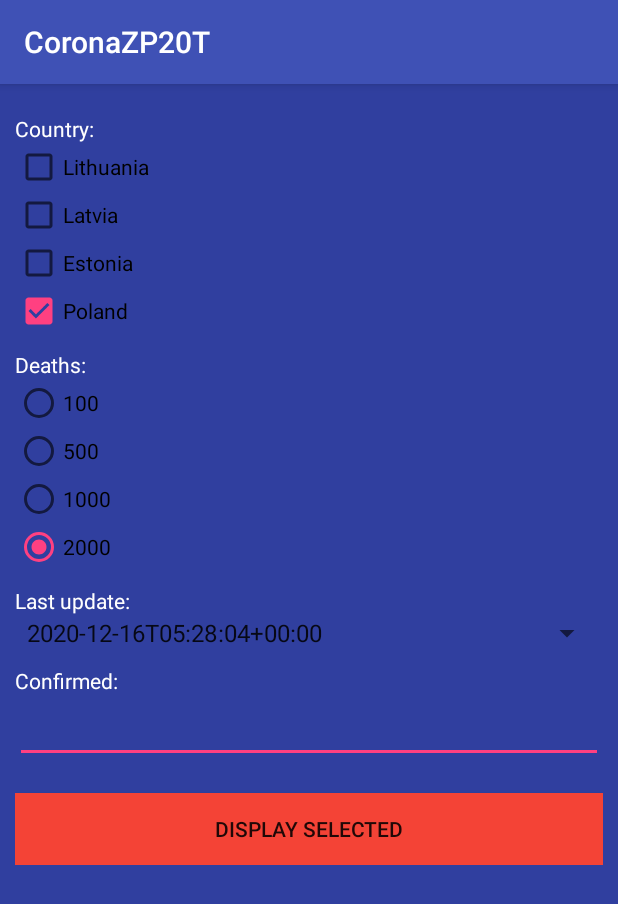
After one commit to simuxs123/countrieszp20-2, an Android app: the NewEntryActivity screen opened directly, with no data from a screen before it, on a phone screen of 412 x 824 dp. The commit adds this screen. Shown: the top 904 px of the screen. Run offline under Robolectric (Android 15) with nearby library versions, the phone set to English and light mode, and no system bars.

Commit message:
aaded GUI for new entry.

```diff
--- a/app/src/main/AndroidManifest.xml
+++ b/app/src/main/AndroidManifest.xml
@@ -11,8 +11,9 @@
         android:roundIcon="@mipmap/ic_launcher_round"
         android:supportsRtl="true"
         android:theme="@style/AppTheme">
+        <activity android:name=".NewEntryActivity"></activity>
 
-	<meta-data
+        <meta-data
             android:name="android.app.default_searchable"
             android:value=".SearchActivity" />
 
@@ -23,11 +24,11 @@
                 <action android:name="android.intent.action.SEARCH" />
                 <action android:name="android.intent.action.VIEW" />
             </intent-filter>
+
             <meta-data
                 android:name="android.app.searchable"
                 android:resource="@xml/searchable" />
         </activity>
-
         <activity android:name=".LoginActivity">
             <intent-filter>
                 <action android:name="android.intent.action.MAIN" />
--- a/app/src/main/java/com/corona/coronazp202/Adapter.java
+++ b/app/src/main/java/com/corona/coronazp202/Adapter.java
@@ -1,6 +1,7 @@
 package com.corona.coronazp202;
 
 import android.content.Context;
+import android.content.Intent;
 import android.support.v7.widget.RecyclerView;
 import android.view.LayoutInflater;
 import android.view.View;
@@ -68,7 +69,8 @@ public class Adapter extends RecyclerView.Adapter<RecyclerView.ViewHolder> {
         // Click event for all items
         @Override
         public void onClick(View v) {
-            Toast.makeText(context, "You clicked an item", Toast.LENGTH_SHORT).show();
+            Intent goToNewEntryActivity = new Intent(context, NewEntryActivity.class);
+            context.startActivity(goToNewEntryActivity);
         }
     }
 }
--- /dev/null
+++ b/app/src/main/java/com/corona/coronazp202/NewEntryActivity.java
@@ -0,0 +1,13 @@
+package com.corona.coronazp202;
+
+import android.support.v7.app.AppCompatActivity;
+import android.os.Bundle;
+
+public class NewEntryActivity extends AppCompatActivity {
+
+    @Override
+    protected void onCreate(Bundle savedInstanceState) {
+        super.onCreate(savedInstanceState);
+        setContentView(R.layout.activity_new_entry);
+    }
+}
--- /dev/null
+++ b/app/src/main/res/layout/activity_new_entry.xml
@@ -0,0 +1,135 @@
+<?xml version="1.0" encoding="utf-8"?>
+<LinearLayout xmlns:android="http://schemas.android.com/apk/res/android"
+    android:layout_width="match_parent"
+    android:layout_height="match_parent"
+    android:background="@color/colorPrimaryDark"
+    android:orientation="vertical"
+    android:padding="10dp">
+
+    <ScrollView
+        android:layout_width="match_parent"
+        android:layout_height="wrap_content">
+
+        <LinearLayout
+            android:layout_width="match_parent"
+            android:layout_height="wrap_content"
+            android:orientation="vertical">
+
+            <Space
+                android:layout_width="match_parent"
+                android:layout_height="10dp" />
+
+            <TextView
+                android:layout_width="wrap_content"
+                android:layout_height="match_parent"
+                android:text="@string/new_entry_country"
+                android:textColor="@color/colorWhite"/>
+
+            <CheckBox
+                android:id="@+id/country_lithuania"
+                android:layout_width="match_parent"
+                android:layout_height="wrap_content"
+                android:text="@string/new_entry_country_lithuania" />
+
+            <CheckBox
+                android:id="@+id/country_latvia"
+                android:layout_width="match_parent"
+                android:layout_height="wrap_content"
+                android:text="@string/new_entry_country_latvia" />
+
+            <CheckBox
+                android:id="@+id/country_estonia"
+                android:layout_width="match_parent"
+                android:layout_height="wrap_content"
+                android:text="@string/new_entry_country_estonia" />
+
+            <CheckBox
+                android:id="@+id/country_poland"
+                android:layout_width="match_parent"
+                android:layout_height="wrap_content"
+                android:text="@string/new_entry_country_poland"
+                android:checked="true"/>
+
+            <Space
+                android:layout_width="match_parent"
+                android:layout_height="10dp" />
+
+            <TextView
+                android:layout_width="match_parent"
+                android:layout_height="wrap_content"
+                android:text="@string/new_entry_deaths"
+                android:textColor="@color/colorWhite"/>
+
+            <RadioGroup
+                android:id="@+id/deaths"
+                android:layout_width="match_parent"
+                android:layout_height="wrap_content">
+
+                <RadioButton
+                    android:layout_width="match_parent"
+                    android:layout_height="wrap_content"
+                    android:text="@string/new_entry_deaths_100" />
+
+                <RadioButton
+                    android:layout_width="match_parent"
+                    android:layout_height="wrap_content"
+                    android:text="@string/new_entry_deaths_500" />
+
+                <RadioButton
+                    android:layout_width="match_parent"
+                    android:layout_height="wrap_content"
+                    android:text="@string/new_entry_deaths_1000" />
+
+                <RadioButton
+                    android:layout_width="match_parent"
+                    android:layout_height="wrap_content"
+                    android:text="@string/new_entry_deaths_2000"
+                    android:checked="true"/>
+            </RadioGroup>
+
+            <Space
+                android:layout_width="match_parent"
+                android:layout_height="10dp" />
+
+            <TextView
+                android:layout_width="wrap_content"
+                android:layout_height="match_parent"
+                android:text="@string/new_entry_last_update"
+                android:textColor="@color/colorWhite"/>
+
+            <Spinner
+                android:id="@+id/last_update"
+                android:layout_width="match_parent"
+                android:layout_height="wrap_content"
+                android:entries="@array/new_entry_last_update_spinner" />
+
+            <Space
+                android:layout_width="match_parent"
+                android:layout_height="10dp" />
+
+            <TextView
+                android:layout_width="wrap_content"
+                android:layout_height="match_parent"
+                android:text="@string/new_entry_confirmed"
+                android:textColor="@color/colorWhite"/>
+
+            <EditText
+                android:id="@+id/confirmed"
+                android:layout_width="match_parent"
+                android:layout_height="wrap_content" />
+
+            <Space
+                android:layout_width="match_parent"
+                android:layout_height="20dp" />
+
+            <Button
+                android:id="@+id/display_selected_btn"
+                android:layout_width="match_parent"
+                android:layout_height="wrap_content"
+                android:background="@color/colorRed"
+                android:text="@string/new_entry_display_btn" />
+        </LinearLayout>
+
+    </ScrollView>
+
+</LinearLayout>
--- a/app/src/main/res/values/strings.xml
+++ b/app/src/main/res/values/strings.xml
@@ -14,4 +14,24 @@
     <string name="search_no_results">No search results found for query: </string>
     <string name="search_found_entries_from_api">Found total number of corona entries: </string>
 
+    <string name="new_entry_last_update">Last update:</string>
+    <string-array name="new_entry_last_update_spinner">
+        <item>2020-12-16T05:28:04+00:00</item>
+        <item>2020-12-15T05:28:04+00:00</item>
+        <item>2020-12-14T05:28:04+00:00</item>
+        <item>2020-12-13T05:28:04+00:00</item>
+    </string-array>
+    <string name="new_entry_deaths">Deaths:</string>
+    <string name="new_entry_deaths_100">100</string>
+    <string name="new_entry_deaths_500">500</string>
+    <string name="new_entry_deaths_1000">1000</string>
+    <string name="new_entry_deaths_2000">2000</string>
+    <string name="new_entry_country">Country:</string>
+    <string name="new_entry_country_lithuania">Lithuania</string>
+    <string name="new_entry_country_latvia">Latvia</string>
+    <string name="new_entry_country_estonia">Estonia</string>
+    <string name="new_entry_country_poland">Poland</string>
+    <string name="new_entry_confirmed">Confirmed:</string>
+    <string name="new_entry_display_btn">Display selected</string>
+
 </resources>
```
